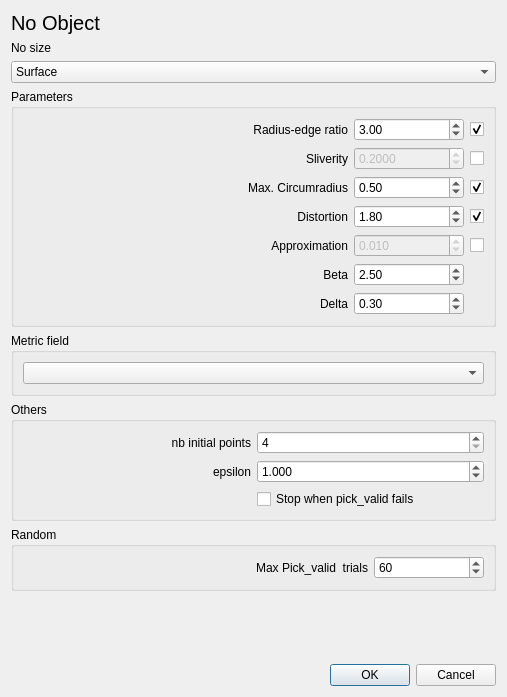
This is Anisotropic_mesh_3/demo/ui_files/Aniso_meshing_dialog.ui in MaelRL/cgal as Qt 5 draws it before an edit. The edited form follows.
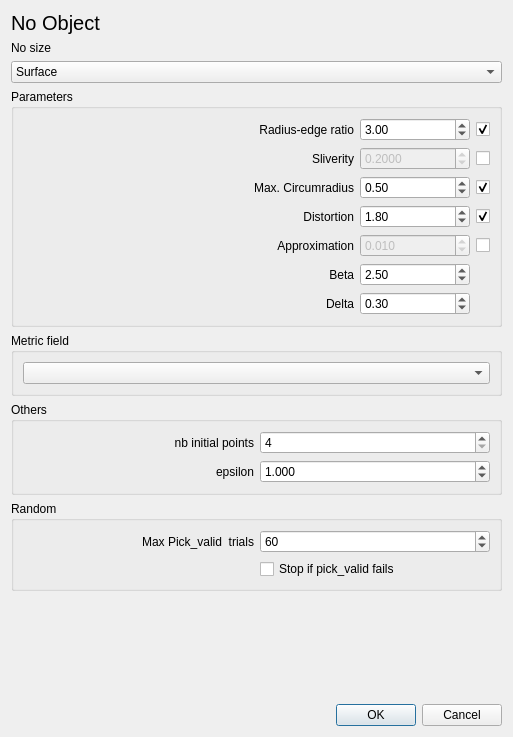
This is the edited form.

The edit to the form file:
```diff
--- a/Anisotropic_mesh_3/demo/ui_files/Aniso_meshing_dialog.ui
+++ b/Anisotropic_mesh_3/demo/ui_files/Aniso_meshing_dialog.ui
@@ -9,8 +9,8 @@
    <rect>
     <x>0</x>
     <y>0</y>
-    <width>507</width>
-    <height>697</height>
+    <width>513</width>
+    <height>737</height>
    </rect>
   </property>
   <property name="windowTitle">
@@ -412,13 +412,6 @@
         </property>
        </widget>
       </item>
-      <item row="2" column="1">
-       <widget class="QCheckBox" name="pick_valid_causes_stop">
-        <property name="text">
-         <string>Stop when pick_valid fails</string>
-        </property>
-       </widget>
-      </item>
      </layout>
     </widget>
    </item>
@@ -427,15 +420,9 @@
      <property name="title">
       <string>Random</string>
      </property>
-     <layout class="QGridLayout" name="gridLayout_3" columnstretch="2,0">
+     <layout class="QGridLayout" name="gridLayout_3" columnstretch="0,0">
       <item row="0" column="0">
        <widget class="QLabel" name="maxTries_label">
-        <property name="minimumSize">
-         <size>
-          <width>301</width>
-          <height>0</height>
-         </size>
-        </property>
         <property name="text">
          <string>Max Pick_valid  trials</string>
         </property>
@@ -446,12 +433,6 @@
       </item>
       <item row="0" column="1">
        <widget class="QDoubleSpinBox" name="maxTries">
-        <property name="minimumSize">
-         <size>
-          <width>110</width>
-          <height>0</height>
-         </size>
-        </property>
         <property name="decimals">
          <number>0</number>
         </property>
@@ -463,6 +444,19 @@
         </property>
        </widget>
       </item>
+      <item row="1" column="1">
+       <widget class="QCheckBox" name="pick_valid_causes_stop">
+        <property name="minimumSize">
+         <size>
+          <width>0</width>
+          <height>0</height>
+         </size>
+        </property>
+        <property name="text">
+         <string>Stop if pick_valid fails</string>
+        </property>
+       </widget>
+      </item>
      </layout>
     </widget>
    </item>
```
